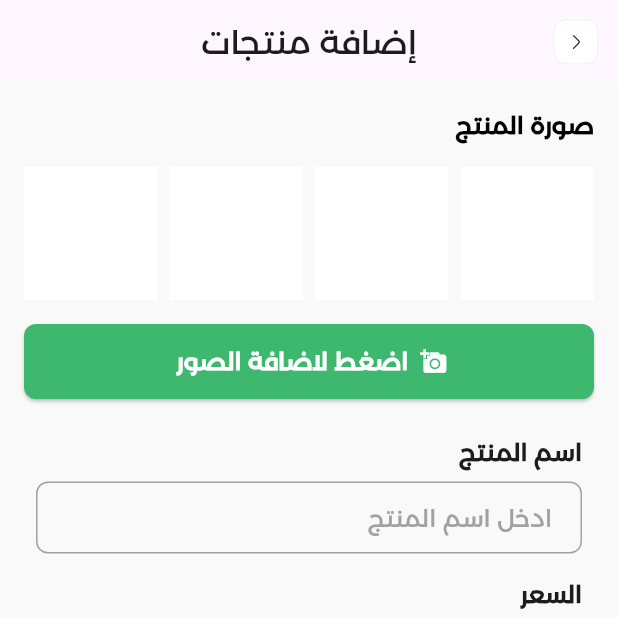
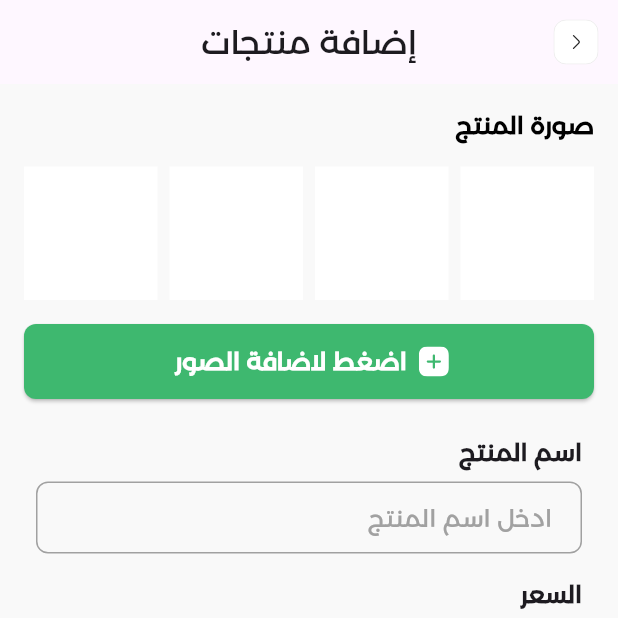
Before and after one commit to 1FarZ1/Jacksi-App, a Flutter app: the AddProductView screen opened directly, on a phone screen of 412 x 824 dp, the top half of it. Run offline on Flutter 3.47's test engine with Material 3 defaults, Android fonts, the phone set to English and light mode, and no system bars; our stand-ins replace flutter_hooks, flutter_riverpod, flutter_svg, hooks_riverpod, image_picker, shared_preferences; accounts and stored records are empty; network calls fail.

Commit message:
refectoring icon and cleaning code

```diff
--- a/lib/features/products/data/product_repository.dart
+++ b/lib/features/products/data/product_repository.dart
@@ -2,7 +2,6 @@
 
 
 import 'package:sample_app/features/products/domaine/product_model.dart';
-import 'package:sample_app/features/products/presentation/products_home/products_controller.dart';
 
 import '../domaine/add_product_model.dart';
 
--- a/lib/features/products/data/product_repository_impl.dart
+++ b/lib/features/products/data/product_repository_impl.dart
@@ -5,7 +5,6 @@ import 'package:sample_app/features/products/data/data_source/local_data_source.
 import 'package:sample_app/features/products/domaine/product_model.dart';
 
 import '../domaine/add_product_model.dart';
-import '../presentation/products_home/products_controller.dart';
 import 'product_repository.dart';
 
 
--- a/lib/features/products/presentation/add_product/add_product_view.dart
+++ b/lib/features/products/presentation/add_product/add_product_view.dart
@@ -1,12 +1,10 @@
-import 'dart:io';
-
 import 'package:flutter/material.dart';
 import 'package:flutter_hooks/flutter_hooks.dart';
+import 'package:flutter_svg/flutter_svg.dart';
 import 'package:hooks_riverpod/hooks_riverpod.dart';
 import 'package:image_picker/image_picker.dart';
 import 'package:sample_app/consts/app_colors.dart';
 import 'package:sample_app/features/products/presentation/products_home/products_controller.dart';
-import 'package:sample_app/features/products/presentation/products_home/products_view.dart';
 
 import '../../domaine/add_product_model.dart';
 import '../products_home/widgets/button_icon_widget.dart';
@@ -104,12 +102,12 @@ class AddProductView extends HookConsumerWidget {
                       const SizedBox(height: 16),
                       CustomButton(
                           onPressed: pickImage,
-                          child: const Row(
+                          child: Row(
                             mainAxisAlignment: MainAxisAlignment.center,
                             children: [
-                              Icon(Icons.add_a_photo, color: AppColors.white),
-                              SizedBox(width: 8),
-                              Text('اضغط لاضافة الصور ',
+                              SvgPicture.asset('assets/white_plus.svg'),
+                              const SizedBox(width: 8),
+                              const Text('اضغط لاضافة الصور ',
                                   style: TextStyle(
                                       color: AppColors.white,
                                       fontSize: 16,
--- a/lib/features/products/presentation/add_product/widgets/custom_category_drop_down.dart
+++ b/lib/features/products/presentation/add_product/widgets/custom_category_drop_down.dart
@@ -1,7 +1,8 @@
 import 'package:flutter/material.dart';
 import 'package:hooks_riverpod/hooks_riverpod.dart';
-import 'package:sample_app/consts/app_colors.dart';
-import 'package:sample_app/features/products/presentation/products_home/products_view.dart';
+
+import '../../../../../consts/app_colors.dart';
+import '../../products_home/categories/categories_provider.dart';
 
 class CustomCategoryDropDown extends HookConsumerWidget {
   const CustomCategoryDropDown({super.key, required this.onChanged});
--- a/lib/features/products/presentation/products_home/products_controller.dart
+++ b/lib/features/products/presentation/products_home/products_controller.dart
@@ -6,7 +6,7 @@ import '../../data/product_repository.dart';
 import '../../data/product_repository_impl.dart';
 import '../../domaine/product_model.dart';
 import '../../domaine/add_product_model.dart';
-import 'products_view.dart';
+import 'categories/categories_provider.dart';
 
 final productsControllerProvider =
     StateNotifierProvider<ProductsController, AsyncValue<List<ProductModel>>>(
--- a/lib/features/products/presentation/products_home/widgets/change_view_widget.dart
+++ b/lib/features/products/presentation/products_home/widgets/change_view_widget.dart
@@ -2,7 +2,6 @@ import 'package:flutter/material.dart';
 
 import '../../../../../consts/app_colors.dart';
 import '../../../../../utils/enums.dart';
-import '../products_view.dart';
 
 class ChangeViewWidget extends StatelessWidget {
   const ChangeViewWidget({
--- a/lib/features/products/presentation/products_home/widgets/product_card.dart
+++ b/lib/features/products/presentation/products_home/widgets/product_card.dart
@@ -1,9 +1,7 @@
 import 'package:flutter/material.dart';
 import 'package:sample_app/features/products/domaine/product_model.dart';
-import 'package:sample_app/features/products/presentation/products_home/products_view.dart';
 
 import 'custom_image.dart';
-import '../../../../../utils/string_extension.dart';
 import 'price_widget.dart';
 import 'store_widget.dart';
 
```
Also changed, not shown: lib/features/products/presentation/products_home/categories/categories_provider.dart (added, +36 -0 lines), lib/features/products/presentation/products_home/products_view.dart (+1 -34 lines), assets/white_plus.svg (added).
